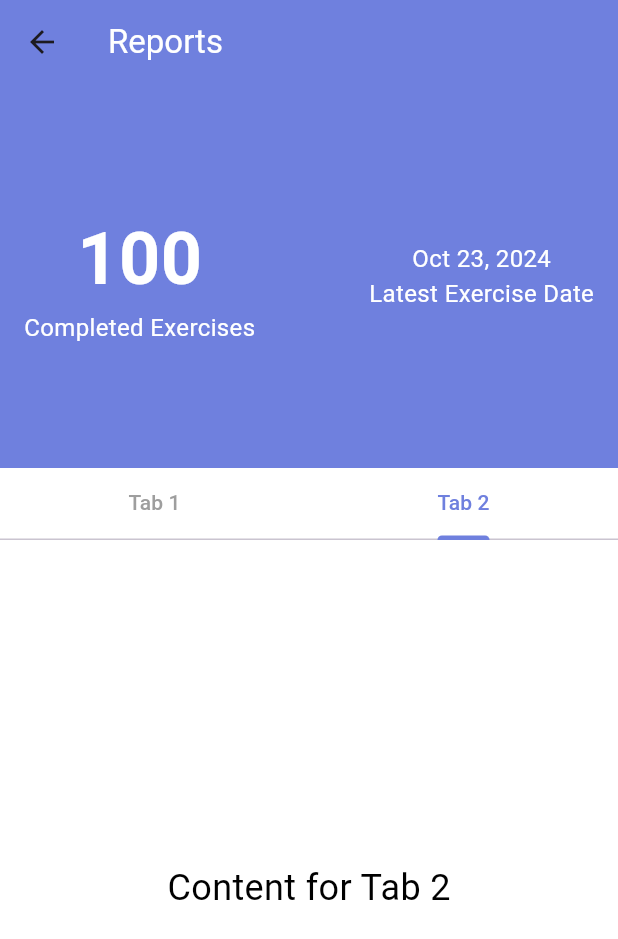
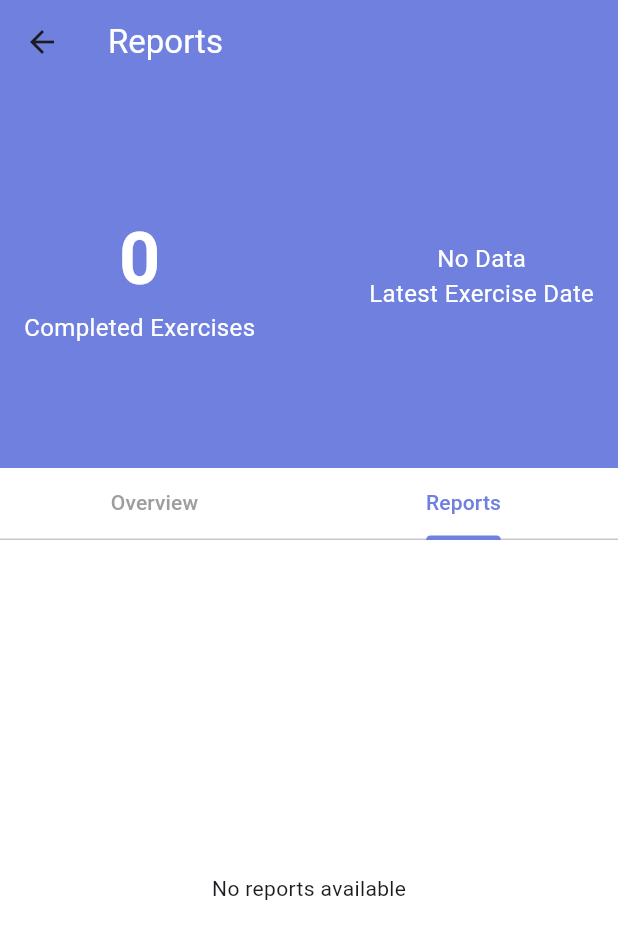
Before and after one commit to Kenneth-mijares/Uplift, a Flutter app: the ReportsPage screen opened directly, tab 2 chosen, on a phone screen of 412 x 824 dp. Shown: the top 939 px of the screen. Run offline on Flutter 3.47's test engine with Material 3 defaults, Android fonts, the phone set to English and light mode, and no system bars; our stand-ins replace camera, cloud_firestore, firebase_auth, firebase_core, geolocator, google_fonts and 3 more; missing offline and left inert: map_launcher; accounts and stored records are empty.

Commit message:
reports page now reflects database

```diff
--- /dev/null
+++ b/lib/pages/maps page/coordinates.dart
@@ -0,0 +1,6 @@
+// coordinates.dart
+List<Map<String, dynamic>> coordinates = [
+  {'name': 'Place A', 'lat': 37.7749, 'lng': -122.4194},
+  {'name': 'Place B', 'lat': 34.0522, 'lng': -118.2437},
+  {'name': 'Place C', 'lat': 14.327685347578488, 'lng': 120.94368500275104},
+];
--- a/lib/pages/maps page/maps_page.dart
+++ b/lib/pages/maps page/maps_page.dart
@@ -1,3 +1,4 @@
+import 'package:capstone/pages/maps%20page/coordinates.dart';
 import 'package:flutter/material.dart';
 import 'package:geolocator/geolocator.dart';
 import 'package:map_launcher/map_launcher.dart';
@@ -11,12 +12,7 @@ class MapsPage extends StatefulWidget {
 }
 
 class _MapsPageState extends State<MapsPage> {
-  List<Map<String, dynamic>> coordinates = [
-    {'name': 'Place A', 'lat': 37.7749, 'lng': -122.4194},
-    {'name': 'Place B', 'lat': 34.0522, 'lng': -118.2437},
-    {'name': 'Place C', 'lat': 14.327685347578488, 'lng': 120.94368500275104},
 
-  ];
 
   Position? _userLocation;
   Map<String, dynamic>? _nearestCoordinate;
--- a/lib/pages/reports page/reports_page.dart
+++ b/lib/pages/reports page/reports_page.dart
@@ -1,7 +1,67 @@
 import 'package:flutter/material.dart';
+import 'package:cloud_firestore/cloud_firestore.dart';
+import 'package:firebase_auth/firebase_auth.dart';
 
-class ReportsPage extends StatelessWidget {
+class ReportsPage extends StatefulWidget {
   const ReportsPage({super.key});
+
+  @override
+  _ReportsPageState createState() => _ReportsPageState();
+}
+
+class _ReportsPageState extends State<ReportsPage> {
+  int completedExercisesCount = 0;
+  String latestExerciseDate = '';
+  late Stream<QuerySnapshot> _reportsStream;
+
+  @override
+  void initState() {
+    super.initState();
+    _fetchReportsData();
+    _reportsStream = _getReportsStream();
+  }
+
+  Future<void> _fetchReportsData() async {
+    try {
+      // Get the current user's ID
+      String userId = FirebaseAuth.instance.currentUser!.uid;
+
+      // Fetch the reports subcollection for the current user
+      QuerySnapshot reportsSnapshot = await FirebaseFirestore.instance
+          .collection('users')
+          .doc(userId)
+          .collection('reports')
+          .orderBy('dateOfCompletion', descending: true)
+          .get();
+
+      if (reportsSnapshot.docs.isNotEmpty) {
+        setState(() {
+          // Update the count of completed exercises
+          completedExercisesCount = reportsSnapshot.docs.length;
+
+          // Get the date of the latest exercise
+          Timestamp latestTimestamp = reportsSnapshot.docs.first['dateOfCompletion'];
+          DateTime latestDate = latestTimestamp.toDate();
+          latestExerciseDate = '${latestDate.month}/${latestDate.day}/${latestDate.year}';
+        });
+      }
+    } catch (e) {
+      print('Error fetching reports data: $e');
+    }
+  }
+
+  Stream<QuerySnapshot> _getReportsStream() {
+    // Get the current user's ID
+    String userId = FirebaseAuth.instance.currentUser!.uid;
+
+    // Stream the reports subcollection for the current user
+    return FirebaseFirestore.instance
+        .collection('users')
+        .doc(userId)
+        .collection('reports')
+        .orderBy('dateOfCompletion', descending: true)
+        .snapshots();
+  }
 
   @override
   Widget build(BuildContext context) {
@@ -25,21 +85,21 @@ class ReportsPage extends StatelessWidget {
             child: Container(
               color: const Color.fromARGB(255, 111, 128, 222),
               padding: const EdgeInsets.all(16.0),
-              child: const Row(
+              child: Row(
                 mainAxisAlignment: MainAxisAlignment.spaceBetween,
                 children: [
                   Column(
                     mainAxisAlignment: MainAxisAlignment.center,
                     children: [
                       Text(
-                        '100',
-                        style: TextStyle(
+                        '$completedExercisesCount',
+                        style: const TextStyle(
                           color: Colors.white,
                           fontSize: 48,
                           fontWeight: FontWeight.bold,
                         ),
                       ),
-                      Text(
+                      const Text(
                         'Completed Exercises',
                         style: TextStyle(
                           color: Colors.white,
@@ -52,13 +112,15 @@ class ReportsPage extends StatelessWidget {
                     mainAxisAlignment: MainAxisAlignment.center,
                     children: [
                       Text(
-                        'Oct 23, 2024',
-                        style: TextStyle(
+                        latestExerciseDate.isNotEmpty
+                            ? latestExerciseDate
+                            : 'No Data',
+                        style: const TextStyle(
                           color: Colors.white,
                           fontSize: 16,
                         ),
                       ),
-                      Text(
+                      const Text(
                         'Latest Exercise Date',
                         style: TextStyle(
                           color: Colors.white,
@@ -82,8 +144,8 @@ class ReportsPage extends StatelessWidget {
                   // TabBar
                   const TabBar(
                     tabs: [
-                      Tab(text: 'Tab 1'),
-                      Tab(text: 'Tab 2'),
+                      Tab(text: 'Overview'),
+                      Tab(text: 'Reports'),
                     ],
                     labelColor: Color.fromARGB(255, 111, 128, 222),
                     unselectedLabelColor: Colors.grey,
@@ -95,7 +157,6 @@ class ReportsPage extends StatelessWidget {
                       children: [
                         // Content for Tab 1
                         Container(
-
                           padding: const EdgeInsets.all(16.0),
                           child: const Center(
                             child: Text(
@@ -107,19 +168,40 @@ class ReportsPage extends StatelessWidget {
                             ),
                           ),
                         ),
-                        // Content for Tab 2
-                        Container(
+                        // Content for Tab 2: List of Reports
+                        StreamBuilder<QuerySnapshot>(
+                          stream: _reportsStream,
+                          builder: (context, snapshot) {
+                            if (snapshot.connectionState == ConnectionState.waiting) {
+                              return const Center(child: CircularProgressIndicator());
+                            }
 
-                          padding: const EdgeInsets.all(16.0),
-                          child: const Center(
-                            child: Text(
-                              'Content for Tab 2',
-                              style: TextStyle(
-                                color: Color.fromARGB(255, 0, 0, 0),
-                                fontSize: 24,
-                              ),
-                            ),
-                          ),
+                            if (snapshot.hasError) {
+                              return const Center(child: Text('Error loading reports'));
+                            }
+
+                            if (!snapshot.hasData || snapshot.data!.docs.isEmpty) {
+                              return const Center(child: Text('No reports available'));
+                            }
+
+                            var reports = snapshot.data!.docs;
+
+                            return ListView.builder(
+                              itemCount: reports.length,
+                              itemBuilder: (context, index) {
+                                var report = reports[index];
+                                DateTime completionDate = report['dateOfCompletion'].toDate();
+                                String formattedDate = '${completionDate.month}/${completionDate.day}/${completionDate.year}';
+                                String exerciseName = report['exerciseName'];
+                                String completionStatus = report['completionStatus'] ?? 'Not Available';
+
+                                return ListTile(
+                                  title: Text(exerciseName),
+                                  subtitle: Text('$formattedDate - $completionStatus'),
+                                );
+                              },
+                            );
+                          },
                         ),
                       ],
                     ),
--- a/pubspec.yaml
+++ b/pubspec.yaml
@@ -49,6 +49,7 @@ dependencies:
   camera: ^0.11.0+2
   permission_handler: ^11.3.1
   intl: ^0.19.0
+  table_calendar: ^3.1.2
 
 dev_dependencies:
   flutter_test:
```
Also changed, not shown: pubspec.lock.
